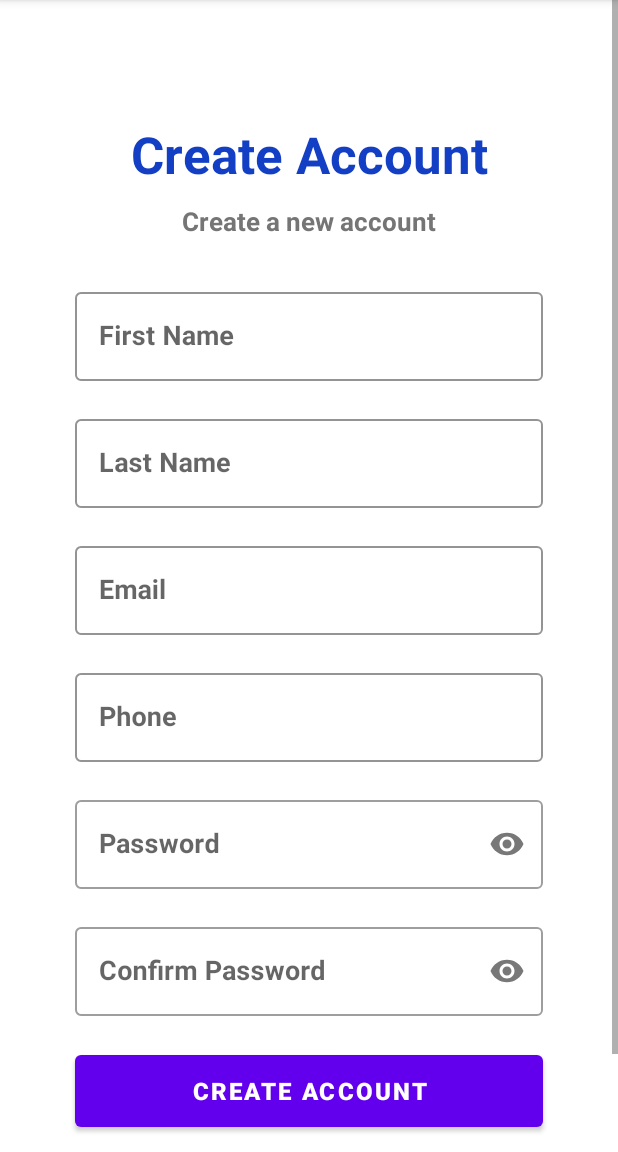
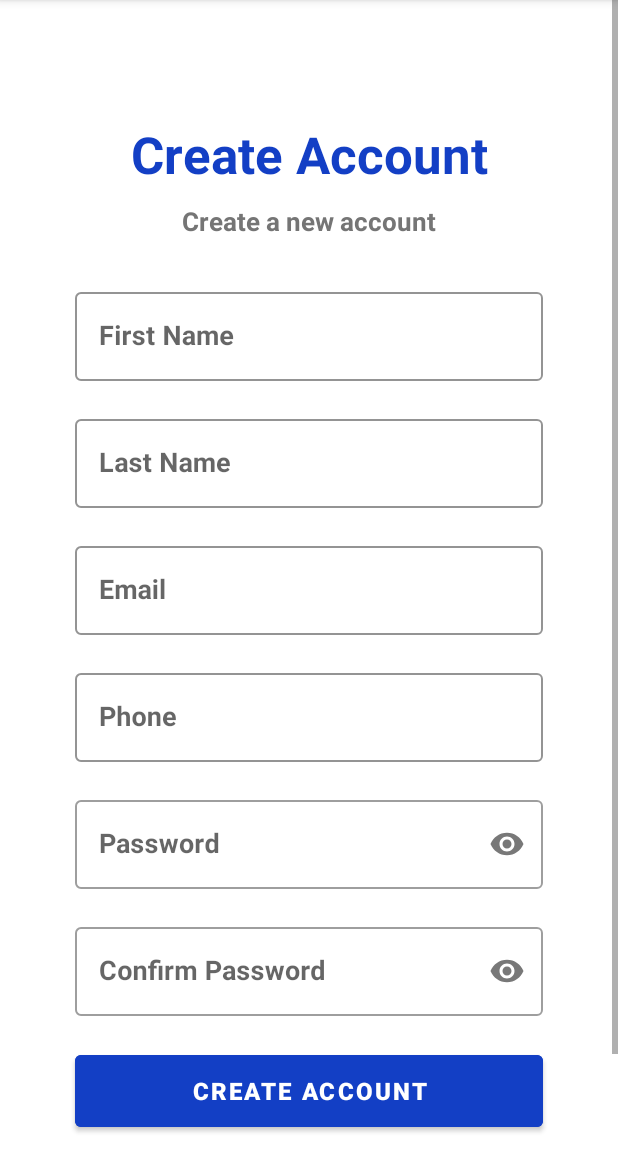
Before and after one commit to AkshayPatel09/Over_Speed, an Android app: the fragment SignUpFragment placed in its activity, on a phone screen of 412 x 824 dp, the part 84-1236 px from its top. Run offline under Robolectric (Android 15) with nearby library versions, the phone set to English and light mode, and no system bars.

Commit message:
Hint color fixed

```diff
--- a/app/src/main/java/com/example/final_main/MainActivity.java
+++ b/app/src/main/java/com/example/final_main/MainActivity.java
@@ -12,7 +12,7 @@ import android.widget.Toast;
 
 public class MainActivity extends AppCompatActivity {
     private LogInFragment lif;
-//    private SignUpFragment suf;
+    private SignUpFragment suf;
 
     @Override
     protected void onCreate(Bundle savedInstanceState) {
@@ -35,7 +35,9 @@ public class MainActivity extends AppCompatActivity {
         if (count == 0) {
             FragmentTransaction transaction = getSupportFragmentManager().beginTransaction();
             lif = new LogInFragment();
+//            suf = new SignUpFragment();
             transaction.replace(R.id.flMain, lif);
+//            transaction.replace(R.id.flMain, suf);
             transaction.addToBackStack(null);
             transaction.commit();
         }
--- a/app/src/main/res/layout/fragment_sign_up.xml
+++ b/app/src/main/res/layout/fragment_sign_up.xml
@@ -52,6 +52,7 @@
             android:layout_marginHorizontal="50dp"
             android:layout_marginTop="30dp"
             app:boxStrokeColor="@color/blue"
+            app:hintTextColor="@color/blue"
             app:layout_constraintEnd_toEndOf="parent"
             app:layout_constraintStart_toStartOf="parent"
             app:layout_constraintTop_toBottomOf="@+id/appCompatTextView2">
@@ -77,6 +78,7 @@
             android:layout_marginHorizontal="50dp"
             android:layout_marginTop="20dp"
             app:boxStrokeColor="@color/blue"
+            app:hintTextColor="@color/blue"
             app:layout_constraintTop_toBottomOf="@+id/textInputLayout"
             tools:layout_editor_absoluteX="50dp">
 
@@ -87,6 +89,7 @@
                 android:hint="@string/sign_up_lname"
                 android:inputType="text"
                 android:textColor="@color/black"
+                android:textColorHint="@color/blue"
                 android:textSize="18sp"
                 android:textStyle="bold" />
         </com.google.android.material.textfield.TextInputLayout>
@@ -99,6 +102,7 @@
             android:layout_marginHorizontal="50dp"
             android:layout_marginTop="20dp"
             app:boxStrokeColor="@color/blue"
+            app:hintTextColor="@color/blue"
             app:layout_constraintTop_toBottomOf="@+id/textInputLayout2"
             tools:layout_editor_absoluteX="50dp">
 
@@ -108,6 +112,7 @@
                 android:layout_height="wrap_content"
                 android:hint="@string/sign_up_email"
                 android:inputType="textEmailAddress"
+                android:textColorHint="@color/blue"
                 android:textSize="18sp"
                 android:textStyle="bold" />
         </com.google.android.material.textfield.TextInputLayout>
@@ -121,6 +126,7 @@
             android:layout_marginHorizontal="50dp"
             android:layout_marginTop="20dp"
             app:boxStrokeColor="@color/blue"
+            app:hintTextColor="@color/blue"
             app:layout_constraintEnd_toEndOf="parent"
             app:layout_constraintStart_toStartOf="parent"
             app:layout_constraintTop_toBottomOf="@+id/textInputLayout3"
@@ -133,6 +139,7 @@
                 android:hint="@string/sign_up_phone"
                 android:inputType="phone"
                 android:maxLength="10"
+                android:textColorHint="@color/blue"
                 android:textSize="18sp"
                 android:textStyle="bold" />
 
@@ -145,6 +152,7 @@
             android:layout_height="wrap_content"
             android:layout_marginHorizontal="50dp"
             android:layout_marginTop="20dp"
+            app:hintTextColor="@color/blue"
             app:layout_constraintEnd_toEndOf="parent"
             app:layout_constraintStart_toStartOf="parent"
             app:layout_constraintTop_toBottomOf="@+id/textInputLayout4"
@@ -158,6 +166,7 @@
                 android:hint="@string/sign_up_password"
 
                 android:inputType="textPassword"
+                android:textColorHint="@color/blue"
                 android:textSize="18sp"
                 android:textStyle="bold"
                 tools:ignore="TextContrastCheck" />
@@ -171,6 +180,7 @@
             android:layout_height="wrap_content"
             android:layout_marginHorizontal="50dp"
             android:layout_marginTop="20dp"
+            app:hintTextColor="@color/blue"
             app:layout_constraintEnd_toEndOf="parent"
             app:layout_constraintStart_toStartOf="parent"
             app:layout_constraintTop_toBottomOf="@+id/textInputLayout5"
@@ -183,6 +193,7 @@
                 android:layout_height="wrap_content"
                 android:hint="@string/sign_up_con_password"
                 android:inputType="textPassword"
+                android:textColorHint="@color/blue"
                 android:textSize="18sp"
                 android:textStyle="bold"
                 tools:ignore="TextContrastCheck" />
@@ -195,6 +206,7 @@
             android:layout_height="60dp"
             android:layout_marginHorizontal="50dp"
             android:layout_marginTop="20dp"
+            android:backgroundTint="@color/blue"
             android:elegantTextHeight="false"
             android:text="@string/create_account"
             android:textSize="16sp"
```
